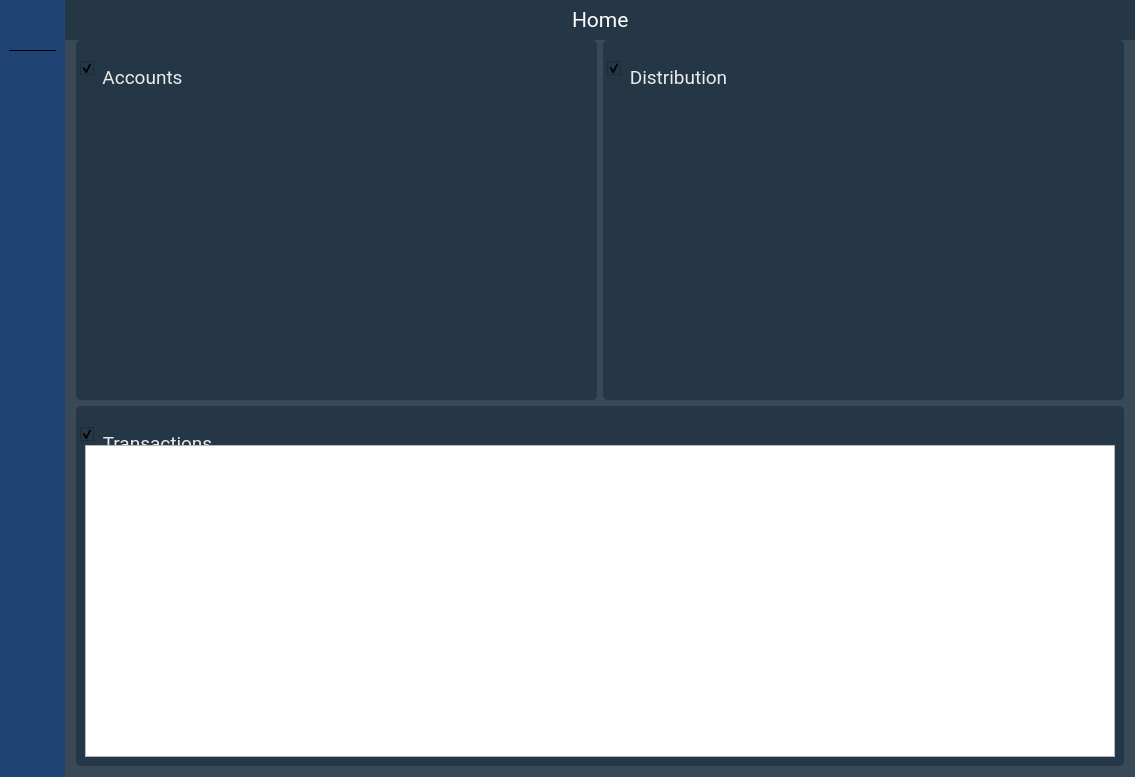
Above: skeletons/MainWindow.ui from opierre/Budgetter before the change. Below: the same form after it.
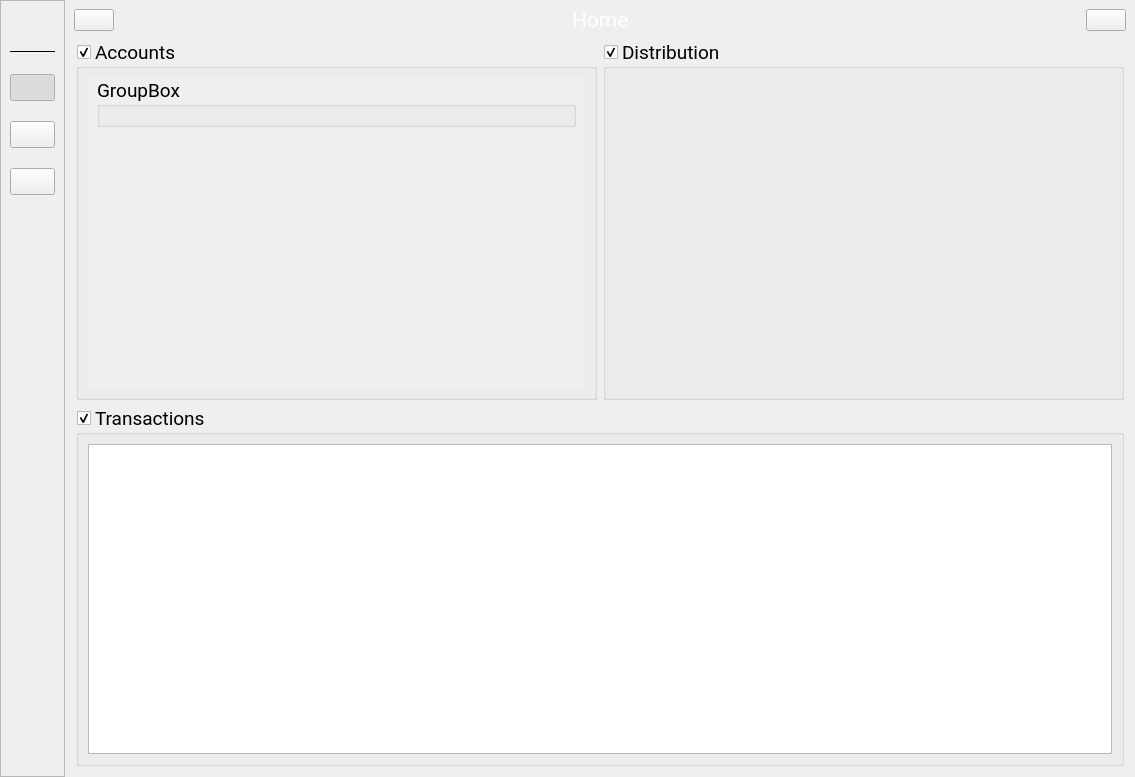
That is the form after the change. Icons and pictures are not drawn. Custom widgets are drawn as their Qt base class.

Commit message: Update accounts groupbox (Home panel)

Patch:
```diff
--- a/skeletons/MainWindow.ui
+++ b/skeletons/MainWindow.ui
@@ -310,10 +310,45 @@
 	color: rgba(255, 255, 255, 35);
 }
 
+QPushButton#pushButtonHome:checked, QPushButton#pushButtonManage:checked, 
+QPushButton#pushButtonAnalytics:checked {
+	color: #2ABFB0;
+}
+
+QPushButton#pushButtonHome:unchecked, QPushButton#pushButtonManage:unchecked, 
+QPushButton#pushButtonAnalytics:unchecked {
+	color: white;
+}
+
 QFrame[frameShape=&quot;4&quot;] {
 	color: rgba(128, 128, 128, 128);
 }
-</string>
+
+QScrollArea {
+	background: transparent;
+}
+
+QScrollArea &gt; QWidget &gt; QWidget { 
+	background: transparent; 
+}
+
+QScrollArea &gt; QWidget &gt; QScrollBar { 
+	background: palette(base); 
+}
+
+Card {
+	background-color: #72C1F2;
+}
+
+Card::title
+{
+	background-color: transparent;
+	color: rgba(255, 255, 255, 230);
+	padding: 0 14px;
+	margin-bottom: -55px;
+	subcontrol-origin: margin;
+	subcontrol-position: top left;
+}</string>
   </property>
   <layout class="QGridLayout" name="gridLayout">
    <property name="leftMargin">
@@ -410,7 +445,59 @@
          <property name="checkable">
           <bool>true</bool>
          </property>
-         <layout class="QGridLayout" name="gridLayout_4"/>
+         <layout class="QGridLayout" name="gridLayout_4">
+          <item row="0" column="0">
+           <widget class="QScrollArea" name="scrollArea">
+            <property name="sizePolicy">
+             <sizepolicy hsizetype="Minimum" vsizetype="Minimum">
+              <horstretch>0</horstretch>
+              <verstretch>0</verstretch>
+             </sizepolicy>
+            </property>
+            <property name="frameShape">
+             <enum>QFrame::NoFrame</enum>
+            </property>
+            <property name="widgetResizable">
+             <bool>true</bool>
+            </property>
+            <widget class="QWidget" name="scrollAreaWidgetContents">
+             <property name="geometry">
+              <rect>
+               <x>0</x>
+               <y>0</y>
+               <width>493</width>
+               <height>285</height>
+              </rect>
+             </property>
+             <layout class="QVBoxLayout" name="verticalLayout">
+              <property name="topMargin">
+               <number>0</number>
+              </property>
+              <item>
+               <widget class="Card" name="card1">
+                <property name="title">
+                 <string>GroupBox</string>
+                </property>
+               </widget>
+              </item>
+              <item>
+               <spacer name="verticalSpacer_2">
+                <property name="orientation">
+                 <enum>Qt::Vertical</enum>
+                </property>
+                <property name="sizeHint" stdset="0">
+                 <size>
+                  <width>20</width>
+                  <height>40</height>
+                 </size>
+                </property>
+               </spacer>
+              </item>
+             </layout>
+            </widget>
+           </widget>
+          </item>
+         </layout>
         </widget>
        </item>
       </layout>
@@ -879,6 +966,12 @@
    <header>widgets/drawer.h</header>
    <container>1</container>
   </customwidget>
+  <customwidget>
+   <class>Card</class>
+   <extends>QGroupBox</extends>
+   <header>widgets/card.h</header>
+   <container>1</container>
+  </customwidget>
  </customwidgets>
  <resources>
   <include location="../resources/resources.qrc"/>
```
The commit also changes 8 other files.
